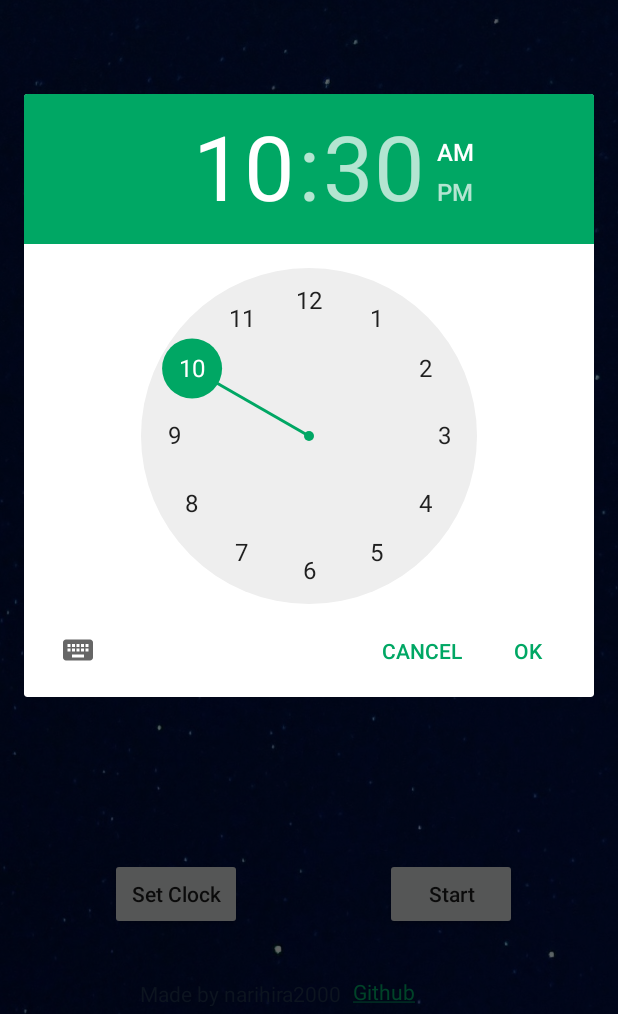
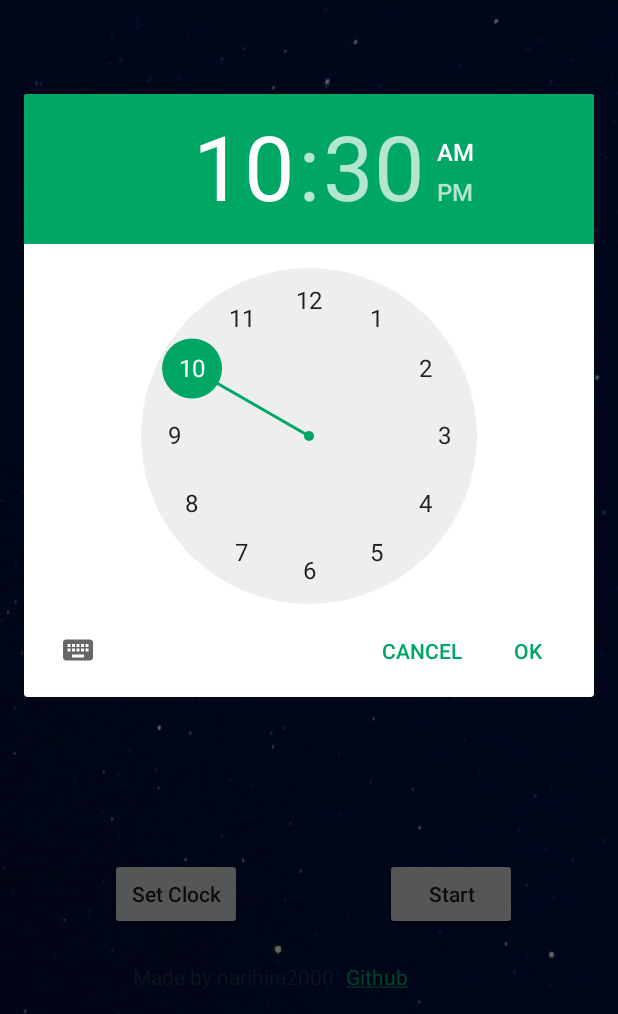
Before and after one commit to narihira2000/shoujo-kageki-alarm, an Android app: the screen it shows after launch (MainActivity), after a tap on "Set Clock", on a phone screen of 412 x 824 dp, the part 222-1236 px from its top. Run offline under Robolectric (Android 15) with nearby library versions, the phone set to English and light mode, and no system bars.

Commit message:
v0.2
修正排版

```diff
--- a/ShoujoKagekiAlarm/app/src/main/res/layout/activity_main.xml
+++ b/ShoujoKagekiAlarm/app/src/main/res/layout/activity_main.xml
@@ -92,29 +92,35 @@
 
     <TextView
         android:id="@+id/textView3"
-        android:layout_width="139dp"
+        android:layout_width="wrap_content"
         android:layout_height="18dp"
-        android:layout_marginBottom="5dp"
+        android:layout_marginBottom="4dp"
+        android:layout_marginEnd="8dp"
         android:layout_marginStart="88dp"
-        android:layout_marginRight="50dp"
+        android:layout_marginTop="8dp"
         android:text="Made by narihira2000"
         android:textAlignment="textEnd"
         android:textColor="@color/colorPrimary"
         app:layout_constraintBottom_toBottomOf="parent"
-        app:layout_constraintStart_toStartOf="parent" />
+        app:layout_constraintEnd_toEndOf="parent"
+        app:layout_constraintHorizontal_bias="0.0"
+        app:layout_constraintStart_toStartOf="parent"
+        app:layout_constraintTop_toBottomOf="@+id/setclock" />
 
     <TextView
         android:id="@+id/textView4"
         android:layout_width="wrap_content"
-        android:layout_height="wrap_content"
-        android:layout_marginBottom="5dp"
+        android:layout_height="18dp"
+        android:layout_marginBottom="4dp"
         android:layout_marginEnd="8dp"
         android:layout_marginStart="8dp"
+        android:layout_marginTop="8dp"
         android:text="@string/hrefText"
         android:textAlignment="textStart"
         android:textColor="@color/colorPrimary"
         app:layout_constraintBottom_toBottomOf="parent"
         app:layout_constraintEnd_toEndOf="parent"
         app:layout_constraintHorizontal_bias="0.0"
-        app:layout_constraintStart_toEndOf="@+id/textView3" />
+        app:layout_constraintStart_toEndOf="@+id/textView3"
+        app:layout_constraintTop_toBottomOf="@+id/startclock" />
 </android.support.constraint.ConstraintLayout>
```
